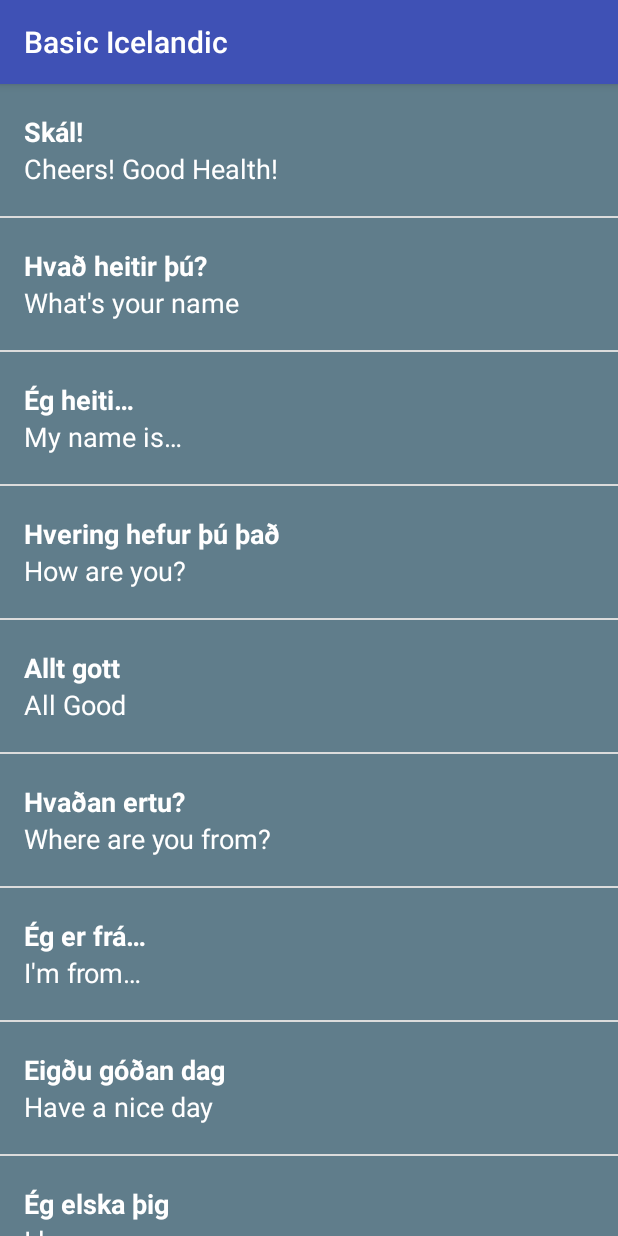
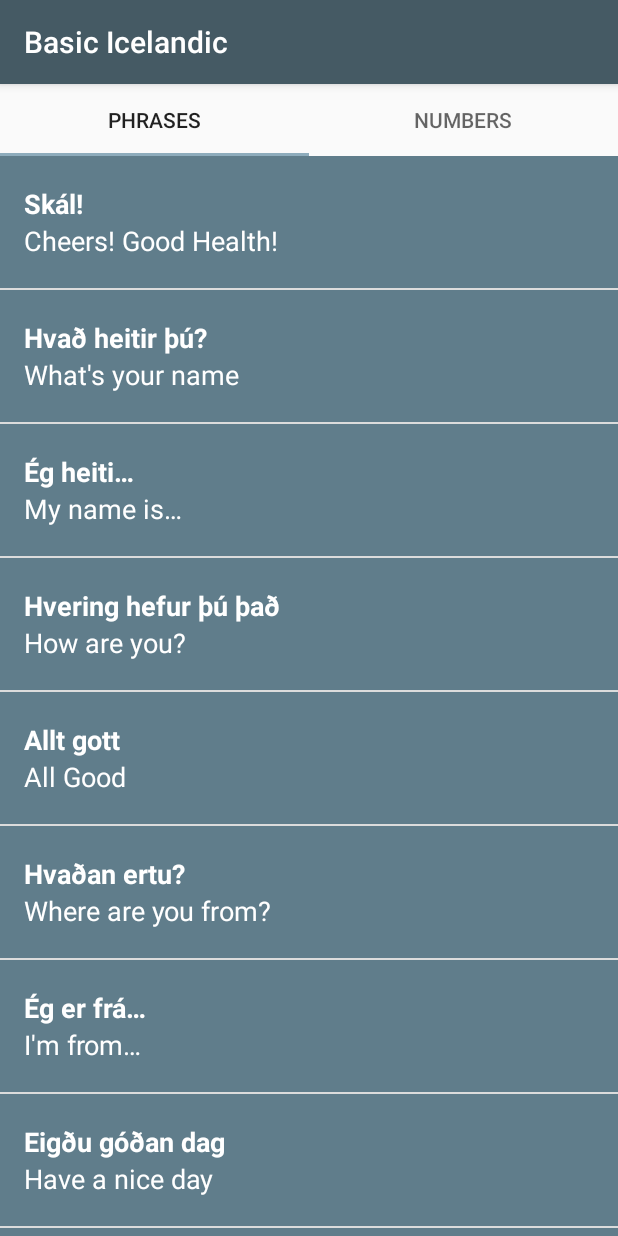
Before and after one commit to shortnd/BasicIcelandicApp, an Android app: the screen it shows after launch (MainActivity), on a phone screen of 412 x 824 dp. Run offline under Robolectric (Android 15) with nearby library versions, the light colour scheme and no system bars.

Commit message:
implemented a Numbers Fragment

```diff
--- a/app/src/main/java/design/shortnd/basicicelandic/CategoryAdapter.java
+++ b/app/src/main/java/design/shortnd/basicicelandic/CategoryAdapter.java
@@ -7,7 +7,7 @@ import android.support.v4.app.FragmentPagerAdapter;
 
 public class CategoryAdapter extends FragmentPagerAdapter {
 
-    private String tabTitles[] = new String[] {"Phrases"};
+    private String tabTitles[] = new String[] {"Phrases", "Numbers"};
 
     public CategoryAdapter(FragmentManager fragmentManager) {
         super(fragmentManager);
@@ -18,14 +18,12 @@ public class CategoryAdapter extends FragmentPagerAdapter {
         if (position == 0) {
             return new PhrasesFragment();
         } else {
-            return new PhrasesFragment();
+            return new NumbersFragment();
         }
     }
 
     @Override
-    public int getCount() {
-        return 1;
-    }
+    public int getCount() { return 2; }
 
     @Override
     public CharSequence getPageTitle(int position) {
--- a/app/src/main/java/design/shortnd/basicicelandic/MainActivity.java
+++ b/app/src/main/java/design/shortnd/basicicelandic/MainActivity.java
@@ -1,6 +1,7 @@
 package design.shortnd.basicicelandic;
 
 import android.os.Bundle;
+import android.support.design.widget.TabLayout;
 import android.support.v4.view.ViewPager;
 import android.support.v7.app.AppCompatActivity;
 
@@ -22,5 +23,8 @@ public class MainActivity extends AppCompatActivity {
         // Set the adapter onto the view pager
         viewPager.setAdapter(adapter);
 
+        TabLayout tabLayout = (TabLayout) findViewById(R.id.sliding_tabs);
+        tabLayout.setupWithViewPager(viewPager);
+
     }
 }
--- /dev/null
+++ b/app/src/main/java/design/shortnd/basicicelandic/NumbersFragment.java
@@ -0,0 +1,58 @@
+package design.shortnd.basicicelandic;
+
+import android.os.Bundle;
+import android.support.annotation.Nullable;
+import android.support.v4.app.Fragment;
+import android.view.LayoutInflater;
+import android.view.View;
+import android.view.ViewGroup;
+import android.widget.ListView;
+
+import java.util.ArrayList;
+
+
+public class NumbersFragment extends Fragment {
+    // Needs to be here
+    public NumbersFragment() {}
+
+    // Inflate the fragment to the base root view
+
+    @Nullable
+    @Override
+    public View onCreateView(LayoutInflater inflater, @Nullable ViewGroup container,
+                             @Nullable Bundle savedInstanceState) {
+        // Inflates the view into the main activity view
+        View rootView = inflater.inflate(R.layout.main_list, container, false);
+
+        // Create a list of words(Number)
+        final ArrayList<Word> numbers = new ArrayList<>();
+
+        numbers.add(new Word(getString(R.string.one), getString(R.string.one_icelandic)));
+
+        numbers.add(new Word(getString(R.string.two), getString(R.string.two_icelandic)));
+
+        numbers.add(new Word(getString(R.string.three), getString(R.string.three_icelandic)));
+
+        numbers.add(new Word(getString(R.string.four), getString(R.string.four_icelandic)));
+
+        numbers.add(new Word(getString(R.string.five), getString(R.string.five_icelandic)));
+
+        numbers.add(new Word(getString(R.string.six), getString(R.string.six_icelandic)));
+
+        numbers.add(new Word(getString(R.string.seven), getString(R.string.seven_icelandic)));
+
+        numbers.add(new Word(getString(R.string.eight), getString(R.string.eight_icelandic)));
+
+        numbers.add(new Word(getString(R.string.nine), getString(R.string.nine_icelandic)));
+
+        numbers.add(new Word(getString(R.string.ten), getString(R.string.ten_icelandic)));
+
+        WordAdapter adapter = new WordAdapter(getActivity(), numbers, R.color.category_numbers);
+
+        ListView listView = rootView.findViewById(R.id.main_list);
+
+        listView.setAdapter(adapter);
+
+        return rootView;
+    }
+}
--- a/app/src/main/java/design/shortnd/basicicelandic/PhrasesFragment.java
+++ b/app/src/main/java/design/shortnd/basicicelandic/PhrasesFragment.java
@@ -13,8 +13,7 @@ import java.util.ArrayList;
 
 public class PhrasesFragment extends Fragment {
     // Needs to be here
-    public PhrasesFragment() {
-    }
+    public PhrasesFragment() {}
 
 
     // Inflates the fragment to the base root view
--- a/app/src/main/res/layout/activity_main.xml
+++ b/app/src/main/res/layout/activity_main.xml
@@ -1,17 +1,18 @@
 <?xml version="1.0" encoding="utf-8"?>
 <LinearLayout
     xmlns:android="http://schemas.android.com/apk/res/android"
+    xmlns:app="http://schemas.android.com/apk/res-auto"
     xmlns:tools="http://schemas.android.com/tools"
     android:layout_width="match_parent"
     android:layout_height="match_parent"
     android:orientation="vertical"
     tools:context="design.shortnd.basicicelandic.MainActivity">
 
-    <!--<android.support.design.widget.TabLayout-->
-        <!--android:id="@+id/sliding_tabs"-->
-        <!--android:layout_width="match_parent"-->
-        <!--android:layout_height="wrap_content"-->
-        <!--app:tabMode="fixed"/>-->
+    <android.support.design.widget.TabLayout
+        android:id="@+id/sliding_tabs"
+        android:layout_width="match_parent"
+        android:layout_height="wrap_content"
+        app:tabMode="fixed"/>
 
     <android.support.v4.view.ViewPager
         android:id="@+id/view_pager"
--- a/app/src/main/res/values/colors.xml
+++ b/app/src/main/res/values/colors.xml
@@ -1,8 +1,9 @@
 <?xml version="1.0" encoding="utf-8"?>
 <resources>
-    <color name="colorPrimary">#3F51B5</color>
-    <color name="colorPrimaryDark">#303F9F</color>
-    <color name="colorAccent">#FF4081</color>
+    <color name="colorPrimary">#455a64</color>
+    <color name="colorPrimaryDark">#1c313a</color>
+    <color name="colorAccent">#8eacbc</color>
 
     <color name="category_phrases">#607D8B</color>
+    <color name="category_numbers">#8eacbc</color>
 </resources>
--- a/app/src/main/res/values/icelandic_strings.xml
+++ b/app/src/main/res/values/icelandic_strings.xml
@@ -13,4 +13,17 @@
     <string name="wheres_the_toilet_icelandic">Hvar er klósettið?</string>
     <string name="yes_icelandic">Já</string>
     <string name="no_icelandic">Nei</string>
+
+    <!-- Numbers -->
+    <string name="one_icelandic">einn</string>
+    <string name="two_icelandic">tveir</string>
+    <string name="three_icelandic">þrír</string>
+    <string name="four_icelandic">fjórir</string>
+    <string name="five_icelandic">fimm</string>
+    <string name="six_icelandic">sex</string>
+    <string name="seven_icelandic">sjö</string>
+    <string name="eight_icelandic">átta</string>
+    <string name="nine_icelandic">níu</string>
+    <string name="ten_icelandic">tíu</string>
+
 </resources>
--- a/app/src/main/res/values/strings.xml
+++ b/app/src/main/res/values/strings.xml
@@ -14,4 +14,18 @@
     <string name="wheres_the_toilet">Where\'s the toilet?</string>
     <string name="yes">Yes</string>
     <string name="no">No</string>
+
+    <!-- Numbers -->
+    <string name="one">One</string>
+    <string name="two">Two</string>
+    <string name="three">Three</string>
+    <string name="four">Four</string>
+    <string name="five">Five</string>
+    <string name="six">Six</string>
+    <string name="seven">Seven</string>
+    <string name="eight">Eight</string>
+    <string name="nine">Nine</string>
+    <string name="ten">Ten</string>
+
+
 </resources>
```
